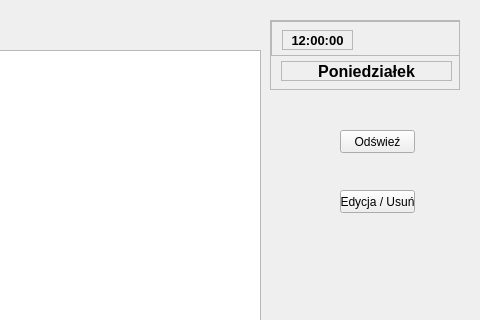
Old version of the form Kontrahent/kontrahentlista.ui in the repository Astropl/OptiBase; both pictures show x 320 to 800 and y 0 to 320 of the 800 by 600 pixel window.
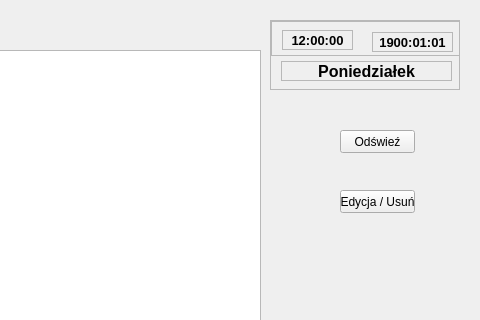
New version of the form.

Diff of the .ui file:
```diff
--- a/Kontrahent/kontrahentlista.ui
+++ b/Kontrahent/kontrahentlista.ui
@@ -40,32 +40,6 @@
      <string>Edycja / Usuń</string>
     </property>
    </widget>
-   <widget class="QLabel" name="labelDaty">
-    <property name="geometry">
-     <rect>
-      <x>690</x>
-      <y>30</y>
-      <width>81</width>
-      <height>20</height>
-     </rect>
-    </property>
-    <property name="font">
-     <font>
-      <pointsize>10</pointsize>
-      <weight>75</weight>
-      <bold>true</bold>
-     </font>
-    </property>
-    <property name="frameShape">
-     <enum>QFrame::StyledPanel</enum>
-    </property>
-    <property name="text">
-     <string>1900:01:01</string>
-    </property>
-    <property name="alignment">
-     <set>Qt::AlignCenter</set>
-    </property>
-   </widget>
    <widget class="QLabel" name="labelTest">
     <property name="geometry">
      <rect>
@@ -221,6 +195,32 @@
          <set>Qt::AlignCenter</set>
         </property>
        </widget>
+       <widget class="QLabel" name="labelDaty">
+        <property name="geometry">
+         <rect>
+          <x>100</x>
+          <y>10</y>
+          <width>81</width>
+          <height>20</height>
+         </rect>
+        </property>
+        <property name="font">
+         <font>
+          <pointsize>10</pointsize>
+          <weight>75</weight>
+          <bold>true</bold>
+         </font>
+        </property>
+        <property name="frameShape">
+         <enum>QFrame::StyledPanel</enum>
+        </property>
+        <property name="text">
+         <string>1900:01:01</string>
+        </property>
+        <property name="alignment">
+         <set>Qt::AlignCenter</set>
+        </property>
+       </widget>
       </widget>
      </widget>
      <zorder>scrollArea_2</zorder>
```
